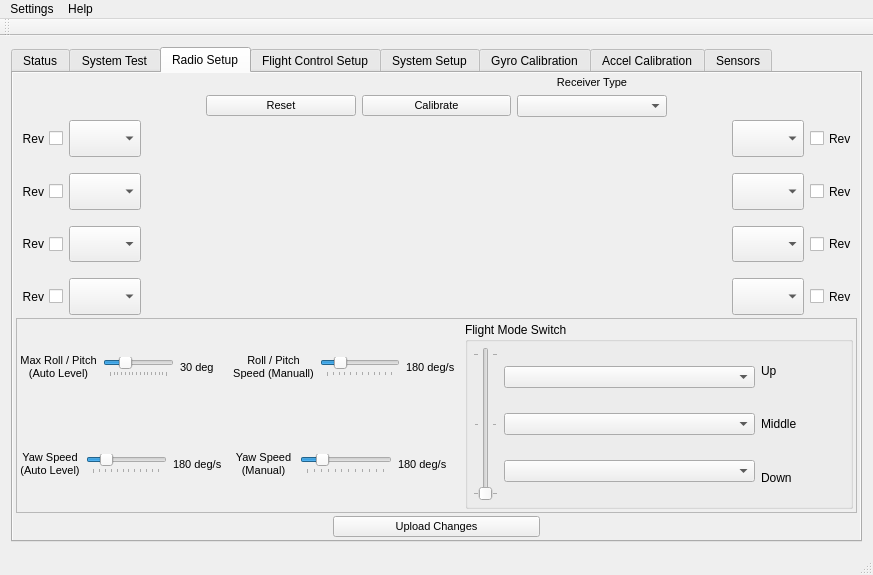
Old version of the form GroundStation-Qt/mainwindow.ui in the repository parallaxinc/Flight-Controller.
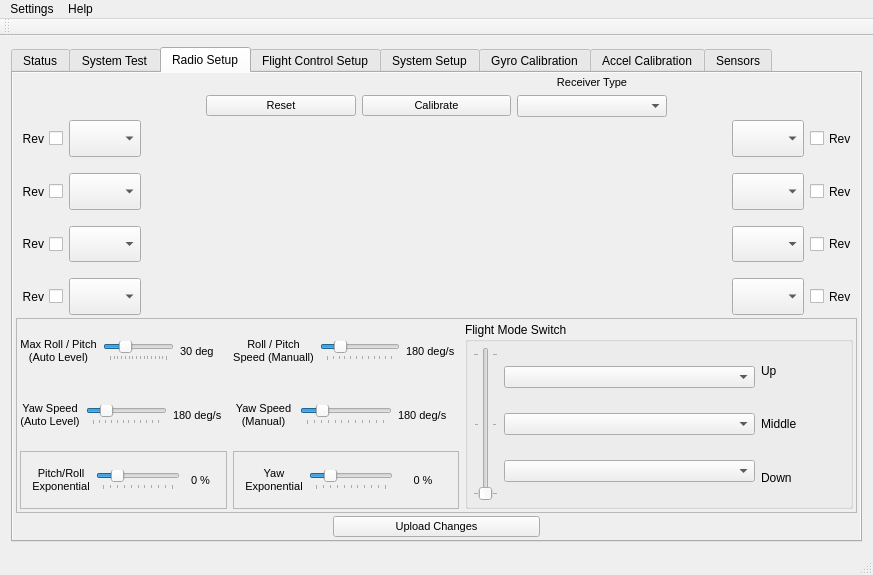
New version of the form. The open tabs and pages were chosen to show the change. Icons and pictures are not drawn. Custom widgets are drawn as their Qt base class.

Commit message:
Added exponential control settings
Added settings for input exponential for Roll/Pitch and Yaw
Added a couple missing settings to the prefs read/write

```diff
--- a/GroundStation-Qt/mainwindow.ui
+++ b/GroundStation-Qt/mainwindow.ui
@@ -1836,6 +1836,176 @@
                   </item>
                  </layout>
                 </item>
+                <item row="2" column="0">
+                 <widget class="QFrame" name="frame_4">
+                  <property name="frameShape">
+                   <enum>QFrame::StyledPanel</enum>
+                  </property>
+                  <property name="frameShadow">
+                   <enum>QFrame::Raised</enum>
+                  </property>
+                  <layout class="QHBoxLayout" name="horizontalLayout_37">
+                   <item>
+                    <widget class="QLabel" name="label_46">
+                     <property name="sizePolicy">
+                      <sizepolicy hsizetype="MinimumExpanding" vsizetype="Preferred">
+                       <horstretch>0</horstretch>
+                       <verstretch>0</verstretch>
+                      </sizepolicy>
+                     </property>
+                     <property name="font">
+                      <font>
+                       <pointsize>8</pointsize>
+                      </font>
+                     </property>
+                     <property name="text">
+                      <string>&lt;html&gt;&lt;head/&gt;&lt;body&gt;&lt;p&gt;Pitch/Roll&lt;br/&gt;Exponential&lt;/p&gt;&lt;/body&gt;&lt;/html&gt;</string>
+                     </property>
+                     <property name="alignment">
+                      <set>Qt::AlignCenter</set>
+                     </property>
+                    </widget>
+                   </item>
+                   <item>
+                    <widget class="QSlider" name="hsPitchRollExpo">
+                     <property name="toolTip">
+                      <string>Amount of control damping near mid-stick</string>
+                     </property>
+                     <property name="minimum">
+                      <number>0</number>
+                     </property>
+                     <property name="maximum">
+                      <number>100</number>
+                     </property>
+                     <property name="pageStep">
+                      <number>5</number>
+                     </property>
+                     <property name="value">
+                      <number>20</number>
+                     </property>
+                     <property name="orientation">
+                      <enum>Qt::Horizontal</enum>
+                     </property>
+                     <property name="tickPosition">
+                      <enum>QSlider::TicksBelow</enum>
+                     </property>
+                     <property name="tickInterval">
+                      <number>10</number>
+                     </property>
+                    </widget>
+                   </item>
+                   <item>
+                    <widget class="QLabel" name="lblPitchRollExpo">
+                     <property name="sizePolicy">
+                      <sizepolicy hsizetype="MinimumExpanding" vsizetype="Preferred">
+                       <horstretch>0</horstretch>
+                       <verstretch>0</verstretch>
+                      </sizepolicy>
+                     </property>
+                     <property name="font">
+                      <font>
+                       <pointsize>8</pointsize>
+                      </font>
+                     </property>
+                     <property name="text">
+                      <string>0 %</string>
+                     </property>
+                     <property name="textFormat">
+                      <enum>Qt::AutoText</enum>
+                     </property>
+                     <property name="alignment">
+                      <set>Qt::AlignCenter</set>
+                     </property>
+                    </widget>
+                   </item>
+                  </layout>
+                 </widget>
+                </item>
+                <item row="2" column="1">
+                 <widget class="QFrame" name="frame_5">
+                  <property name="frameShape">
+                   <enum>QFrame::StyledPanel</enum>
+                  </property>
+                  <property name="frameShadow">
+                   <enum>QFrame::Raised</enum>
+                  </property>
+                  <layout class="QHBoxLayout" name="horizontalLayout_38">
+                   <item>
+                    <widget class="QLabel" name="label_47">
+                     <property name="sizePolicy">
+                      <sizepolicy hsizetype="MinimumExpanding" vsizetype="Preferred">
+                       <horstretch>0</horstretch>
+                       <verstretch>0</verstretch>
+                      </sizepolicy>
+                     </property>
+                     <property name="font">
+                      <font>
+                       <pointsize>8</pointsize>
+                      </font>
+                     </property>
+                     <property name="text">
+                      <string>&lt;html&gt;&lt;head/&gt;&lt;body&gt;&lt;p&gt;Yaw&lt;br/&gt;Exponential&lt;/p&gt;&lt;/body&gt;&lt;/html&gt;</string>
+                     </property>
+                     <property name="alignment">
+                      <set>Qt::AlignCenter</set>
+                     </property>
+                    </widget>
+                   </item>
+                   <item>
+                    <widget class="QSlider" name="hsYawExpo">
+                     <property name="toolTip">
+                      <string>Amount of control damping near mid-stick</string>
+                     </property>
+                     <property name="minimum">
+                      <number>0</number>
+                     </property>
+                     <property name="maximum">
+                      <number>100</number>
+                     </property>
+                     <property name="pageStep">
+                      <number>5</number>
+                     </property>
+                     <property name="value">
+                      <number>20</number>
+                     </property>
+                     <property name="orientation">
+                      <enum>Qt::Horizontal</enum>
+                     </property>
+                     <property name="tickPosition">
+                      <enum>QSlider::TicksBelow</enum>
+                     </property>
+                     <property name="tickInterval">
+                      <number>10</number>
+                     </property>
+                    </widget>
+                   </item>
+                   <item>
+                    <widget class="QLabel" name="lblYawExpo">
+                     <property name="sizePolicy">
+                      <sizepolicy hsizetype="MinimumExpanding" vsizetype="Preferred">
+                       <horstretch>0</horstretch>
+                       <verstretch>0</verstretch>
+                      </sizepolicy>
+                     </property>
+                     <property name="font">
+                      <font>
+                       <pointsize>8</pointsize>
+                      </font>
+                     </property>
+                     <property name="text">
+                      <string>0 %</string>
+                     </property>
+                     <property name="textFormat">
+                      <enum>Qt::AutoText</enum>
+                     </property>
+                     <property name="alignment">
+                      <set>Qt::AlignCenter</set>
+                     </property>
+                    </widget>
+                   </item>
+                  </layout>
+                 </widget>
+                </item>
                </layout>
               </item>
               <item>
```
The commit also changes 7 other files.
